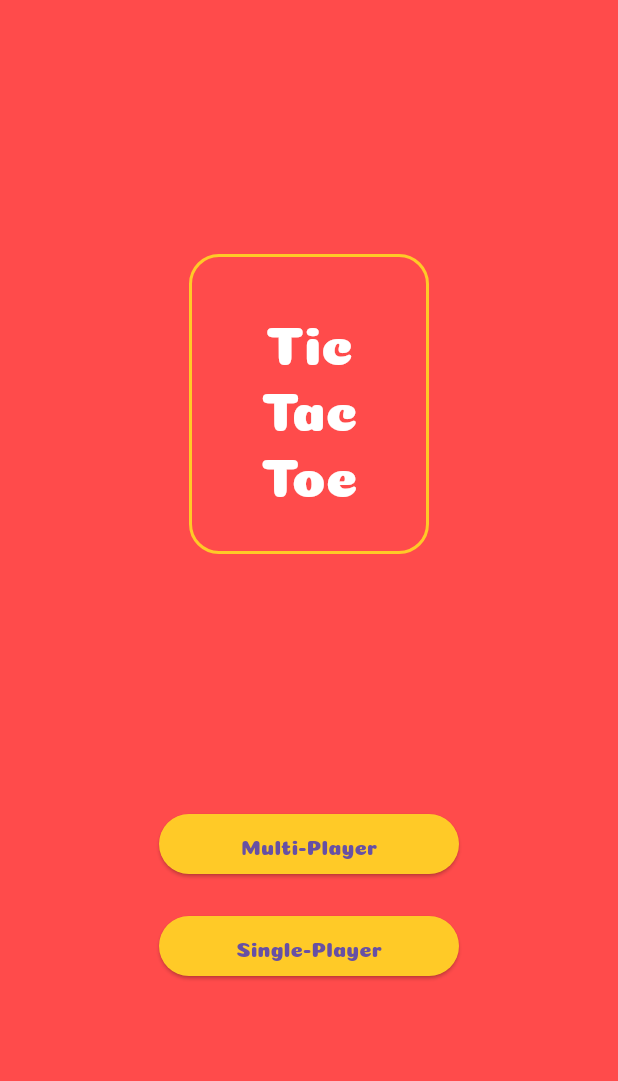
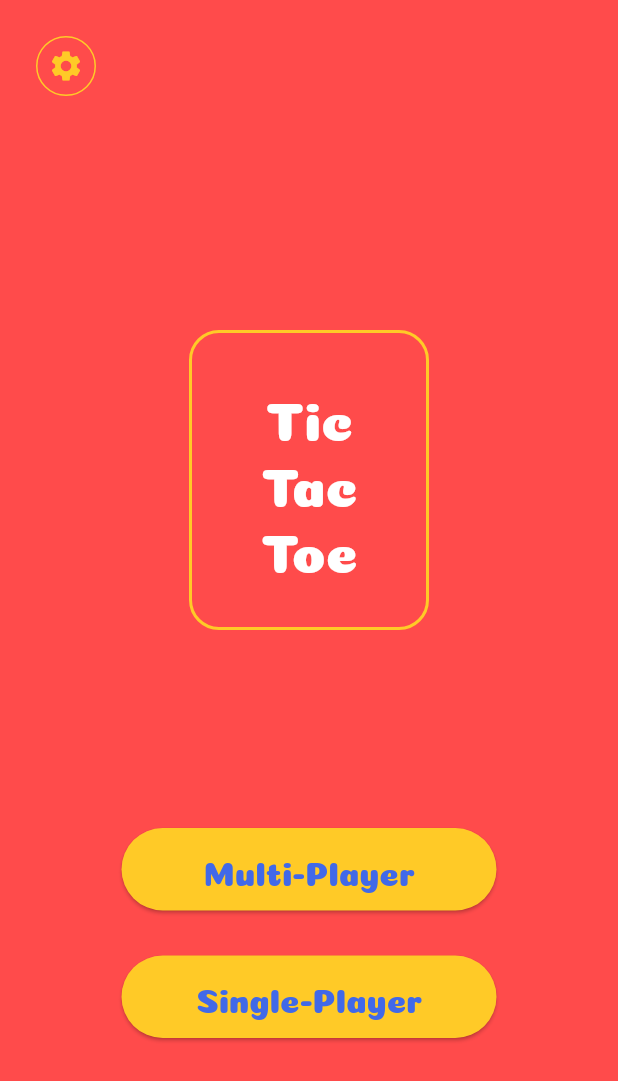
Before and after one commit to Mirzaazmath/flutter_tic_tac_toe_game, a Flutter app: the screen it shows after launch, on a phone screen of 412 x 824 dp. Shown: the top 1081 px of the screen. Run offline on Flutter 3.47's test engine with Material 3 defaults, Android fonts, the phone set to English and light mode, and no system bars; our stand-ins replace audioplayers, confetti.

Commit message:
added all UI elements in home Screen

```diff
--- a/lib/screens/home_screen.dart
+++ b/lib/screens/home_screen.dart
@@ -1,4 +1,6 @@
 import 'package:flutter/material.dart';
+import 'package:tic_tac_toe_game/components/setting_dailog.dart';
+import 'package:tic_tac_toe_game/screens/play_game_screen.dart';
 class HomeScreen extends StatelessWidget {
   const HomeScreen({super.key});
 
@@ -8,8 +10,17 @@ class HomeScreen extends StatelessWidget {
       backgroundColor: Theme.of(context).primaryColor,
       body: SafeArea(
         child: Column(
+          crossAxisAlignment: CrossAxisAlignment.start,
           mainAxisAlignment: MainAxisAlignment.center,
           children: [
+            Padding(
+              padding: const EdgeInsets.all(20),
+              child: IconButton.outlined(
+                style: IconButton.styleFrom(side: BorderSide(color: Theme.of(context).primaryColorLight)),
+                  onPressed: (){
+                    showSetting(context);
+                  }, icon: Icon(Icons.settings,color: Theme.of(context).primaryColorLight,)),
+            ),
             const  Spacer(),
             Center(
               child: Container(
@@ -31,17 +42,23 @@ class HomeScreen extends StatelessWidget {
               ),
             ),
          const  Spacer(),
-          ElevatedButton(
+          Center(
+            child: ElevatedButton(
+                    onPressed: (){
+                      Navigator.of(context).push(MaterialPageRoute(builder: (context)=>const PlayGameScreen()));
+                    },
+                    style: ElevatedButton.styleFrom(backgroundColor: Theme.of(context).primaryColorLight,
+                    minimumSize: const Size(250, 55)),
+                    child:  Text("Multi-Player",style: Theme.of(context).textTheme.titleLarge?.copyWith(color: Theme.of(context).primaryColorDark),)),
+          ),
+           const  SizedBox(height: 30,),
+
+            Center(
+              child: ElevatedButton(
                   onPressed: (){},
-                  style: ElevatedButton.styleFrom(backgroundColor: Theme.of(context).primaryColorLight,
-                  minimumSize: const Size(200, 40)),
-                  child:const  Text("Multi-Player",)),
-           const  SizedBox(height: 20,),
-
-            ElevatedButton(
-                onPressed: (){},
-                style: ElevatedButton.styleFrom(backgroundColor: Theme.of(context).primaryColorLight,minimumSize: const Size(200, 40)),
-                child:const  Text("Single-Player",)),
+                  style: ElevatedButton.styleFrom(backgroundColor: Theme.of(context).primaryColorLight,minimumSize: const Size(250, 55)),
+                  child:  Text("Single-Player",style: Theme.of(context).textTheme.titleLarge?.copyWith(color: Theme.of(context).primaryColorDark),)),
+            ),
             const  Spacer(),
           ],
         ),
@@ -49,4 +66,13 @@ class HomeScreen extends StatelessWidget {
       ),
     );
   }
+
+  void showSetting(context) {
+    showDialog(
+        context: context,
+        barrierDismissible: false,
+        builder: (BuildContext context) {
+          return const SettingDialogBox();
+        });
+  }
 }
```
Also changed, not shown: lib/components/setting_dailog.dart (added, +117 -0 lines).
